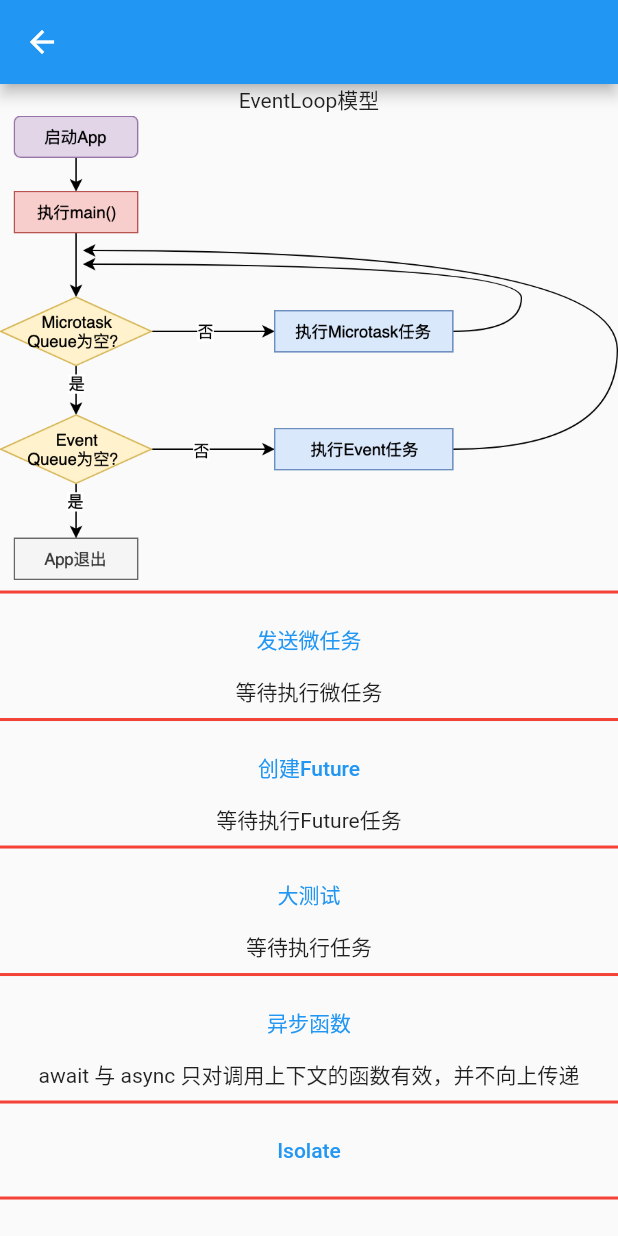
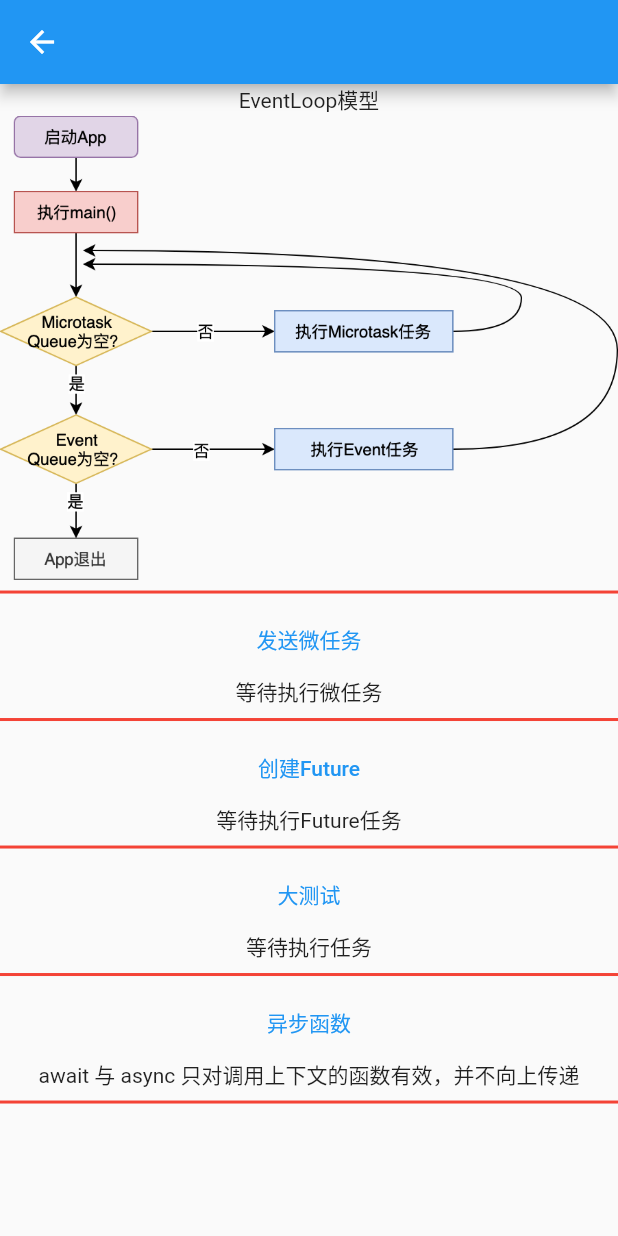
Before and after one commit to lujianzhi/FlutterSummary, a Flutter app: the SingleThreadPage screen opened directly with empty values, on a phone screen of 412 x 824 dp. Run offline on Flutter 3.47's test engine with Material 2 defaults, Android fonts, the light colour scheme and no system bars.

Commit message:
Isolate、compute

```diff
--- a/lib/home/home.dart
+++ b/lib/home/home.dart
@@ -4,8 +4,8 @@ import 'package:flutter_summary/thread/multi_thread_page.dart';
 import 'package:flutter_summary/thread/single_thread_page.dart';
 
 final listData = <HomeItemData>[
-  HomeItemData("单线程模型及future使用", "single_thread"),
-  HomeItemData("多线程使用", "multi_thread"),
+  HomeItemData("单线程模型及future", "single_thread"),
+  HomeItemData("多线程", "multi_thread"),
 ];
 
 class Home extends StatelessWidget {
--- a/lib/thread/single_thread_page.dart
+++ b/lib/thread/single_thread_page.dart
@@ -15,40 +15,6 @@ class SingleThreadPage extends StatefulWidget {
 
 class _SingleThreadPageState extends State<SingleThreadPage> {
   int syncFactorial(n) => n < 2 ? n : n * syncFactorial(n - 1);
-
-  void _computeFunc() async {
-    int a = await compute(syncFactorial, 4);
-    debugPrint("result $a");
-  }
-
-  Widget _computeWidget() {
-    return Column(
-      children: [
-        TextButton(onPressed: _computeFunc, child: Text("compute")),
-      ],
-    );
-  }
-
-  Isolate? _isolate;
-
-  void _isolateFunc() async {
-    ReceivePort receivePort = ReceivePort(); //创建管道
-    _isolate = await Isolate.spawn((sendPort) => sendPort.send("Hello"), receivePort.sendPort);
-    receivePort.listen((message) {
-      debugPrint('message:$message');
-      receivePort.close(); //关闭管道
-      _isolate?.kill(priority: Isolate.immediate); //杀死并发Isolate
-      _isolate = null;
-    });
-  }
-
-  Widget _isolateWidget() {
-    return Column(
-      children: [
-        TextButton(onPressed: _isolateFunc, child: const Text("Isolate")),
-      ],
-    );
-  }
 
   String _delayText = "await 与 async 只对调用上下文的函数有效，并不向上传递";
 
@@ -207,9 +173,6 @@ class _SingleThreadPageState extends State<SingleThreadPage> {
             Divider(color: Colors.primaries.first, thickness: 2.0),
             _asyncFuncWidget(),
             Divider(color: Colors.primaries.first, thickness: 2.0),
-            _isolateWidget(),
-            Divider(color: Colors.primaries.first, thickness: 2.0),
-            _computeWidget(),
           ],
         ),
       ),
```
Also changed, not shown: lib/thread/multi_thread_page.dart (+97 -3 lines), lib/thread/transform_data.dart (added, +13 -0 lines).
